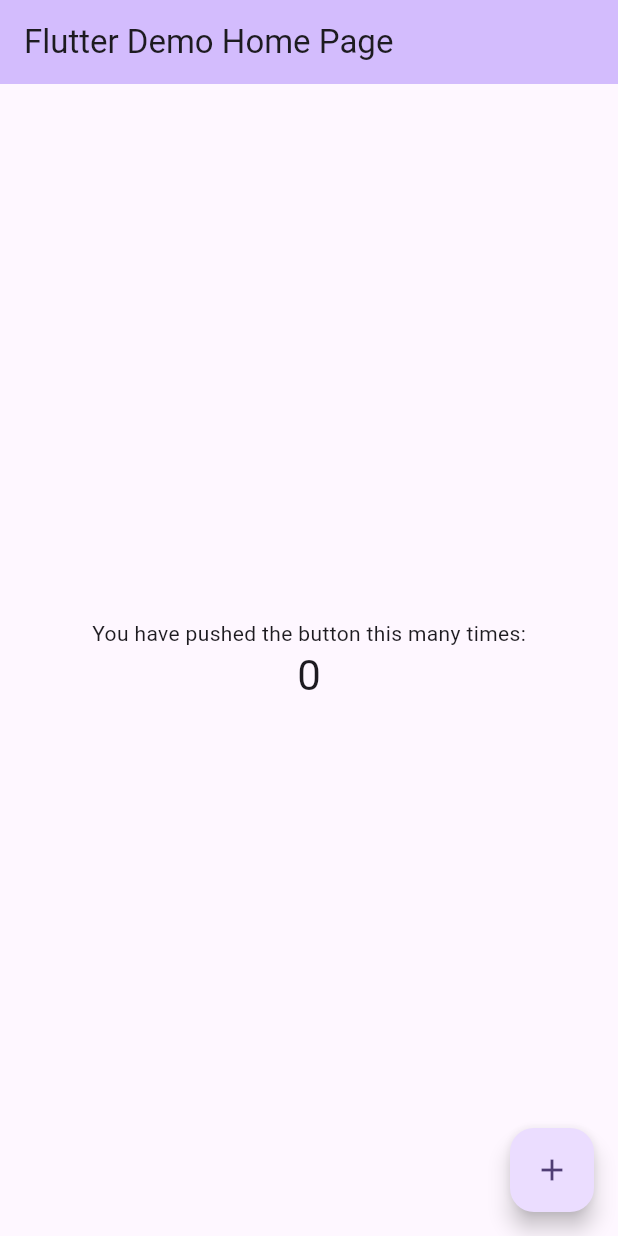
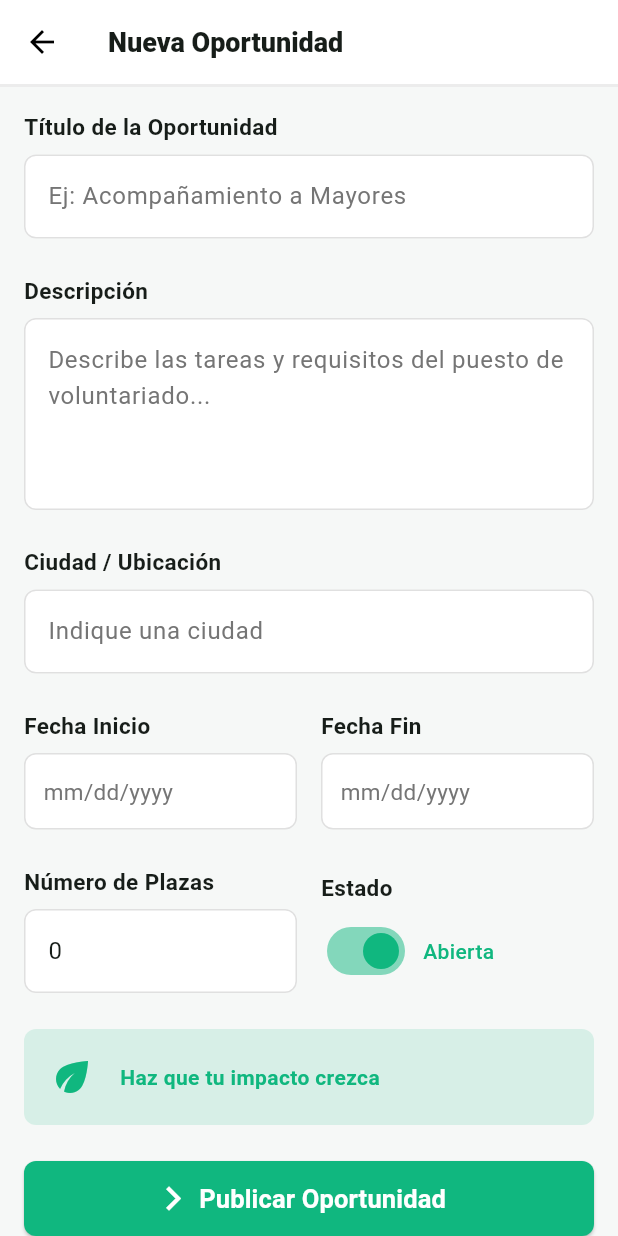
Before and after one commit to adricaba06/Help_hub_web, a Flutter app: the screen it shows after launch, on a phone screen of 412 x 824 dp. Run offline on Flutter 3.47's test engine with Material 3 defaults, Android fonts, the phone set to English and light mode, and no system bars; our stand-ins replace bloc.

Commit message:
chore: parte hecha de forma estática, falta unirlo con el back

```diff
--- /dev/null
+++ b/help_hup_mobile/lib/features/opportunity/create_opportunity_form_page/bloc/create_opportunity_form_page_bloc.dart
@@ -0,0 +1,13 @@
+import 'package:bloc/bloc.dart';
+import 'package:meta/meta.dart';
+
+part 'create_opportunity_form_page_event.dart';
+part 'create_opportunity_form_page_state.dart';
+
+class CreateOpportunityFormPageBloc extends Bloc<CreateOpportunityFormPageEvent, CreateOpportunityFormPageState> {
+  CreateOpportunityFormPageBloc() : super(CreateOpportunityFormPageInitial()) {
+    on<CreateOpportunityFormPageEvent>((event, emit) {
+      // TODO: implement event handler
+    });
+  }
+}
--- /dev/null
+++ b/help_hup_mobile/lib/features/opportunity/create_opportunity_form_page/bloc/create_opportunity_form_page_event.dart
@@ -0,0 +1,4 @@
+part of 'create_opportunity_form_page_bloc.dart';
+
+@immutable
+sealed class CreateOpportunityFormPageEvent {}
--- /dev/null
+++ b/help_hup_mobile/lib/features/opportunity/create_opportunity_form_page/bloc/create_opportunity_form_page_state.dart
@@ -0,0 +1,6 @@
+part of 'create_opportunity_form_page_bloc.dart';
+
+@immutable
+sealed class CreateOpportunityFormPageState {}
+
+final class CreateOpportunityFormPageInitial extends CreateOpportunityFormPageState {}
--- /dev/null
+++ b/help_hup_mobile/lib/features/opportunity/create_opportunity_form_page/ui/create_opportunity_form_page_view.dart
@@ -0,0 +1,408 @@
+import 'package:flutter/material.dart';
+
+class CreateOpportunityFormPageView extends StatefulWidget {
+  const CreateOpportunityFormPageView({super.key});
+
+  @override
+  State<CreateOpportunityFormPageView> createState() => _CreateOpportunityFormPageViewState();
+}
+
+class _CreateOpportunityFormPageViewState extends State<CreateOpportunityFormPageView> {
+    final _formKey = GlobalKey<FormState>();
+
+  DateTime? _startDate;
+  DateTime? _endDate;
+  bool _isOpen = true;
+  int _numberOfSeats = 0;
+
+  final TextEditingController _titleController = TextEditingController();
+  final TextEditingController _descriptionController = TextEditingController();
+  final TextEditingController _cityController = TextEditingController();
+
+
+  @override
+  void dispose() {
+    _titleController.dispose();
+    _descriptionController.dispose();
+    super.dispose();
+  }
+
+  Future<void> _selectDate(BuildContext context, bool isStartDate) async {
+    final DateTime? picked = await showDatePicker(
+      context: context,
+      initialDate: DateTime.now(),
+      firstDate: DateTime(2020),
+      lastDate: DateTime(2100),
+    );
+
+    if (picked != null) {
+      setState(() {
+        if (isStartDate) {
+          _startDate = picked;
+        } else {
+          _endDate = picked;
+        }
+      });
+    }
+  }
+
+  @override
+  Widget build(BuildContext context) {
+    return Scaffold(
+      appBar: AppBar(
+        leading: IconButton(
+          icon: Icon(Icons.arrow_back, color: Colors.black),
+          onPressed: () => Navigator.pop(context),
+        ),
+        title: Text('Nueva Oportunidad', style: TextStyle(fontSize: 18, fontWeight: FontWeight.w800)),
+        backgroundColor: Colors.white,
+
+      ),
+      body: SingleChildScrollView(
+        child: Container(
+
+          decoration: BoxDecoration(color: const Color(0xFFF6F8F7), border: Border(top: BorderSide(color: const Color(0xFFECECEC),width: 2))),
+          child: Padding(
+            padding: EdgeInsets.all(16.0),
+            child: Form(
+              key: _formKey,
+              child: Column(
+                crossAxisAlignment: CrossAxisAlignment.start,
+
+                children: [
+                  // Título de la Oportunidad
+                  Text(
+                    'Título de la Oportunidad',
+                    style: TextStyle(
+                      fontSize: 15,
+                      fontWeight: FontWeight.w700,
+
+                    ),
+                  ),
+                  SizedBox(height: 8),
+                  TextFormField(
+                    controller: _titleController,
+                    decoration: InputDecoration(
+                      hintText: 'Ej: Acompañamiento a Mayores',
+                      hintStyle: TextStyle(color: const Color(0xFF757575)),
+                      enabledBorder:OutlineInputBorder(
+                        borderRadius: BorderRadius.circular(8),
+                        borderSide: BorderSide(color: Colors.grey[300]!),
+
+                      ),
+                      border:OutlineInputBorder(
+                        borderRadius: BorderRadius.circular(8),
+                        borderSide: BorderSide(color: Colors.grey[300]!),
+
+                      ),
+
+                      filled: true,
+                      fillColor: const Color.fromARGB(255, 255, 255, 255),
+                    ),
+                    validator: (value) {
+                      if (value == null || value.isEmpty) {
+                        return 'Por favor ingresa un título';
+                      }
+                      return null;
+                    },
+                  ),
+                  SizedBox(height: 24),
+
+                  // Descripción
+                  Text(
+                    'Descripción',
+                    style: TextStyle(
+
+                      fontSize: 15,
+                      fontWeight: FontWeight.w700,
+                    ),
+                  ),
+                  SizedBox(height: 8),
+                  TextFormField(
+                    controller: _descriptionController,
+                    maxLines: 4,
+                    decoration: InputDecoration(
+                      hintText: 'Describe las tareas y requisitos del puesto de voluntariado...',
+                      hintStyle: TextStyle(color: Colors.grey[600]),
+                      enabledBorder:OutlineInputBorder(
+                        borderRadius: BorderRadius.circular(8),
+                        borderSide: BorderSide(color: Colors.grey[300]!),
+
+                      ),
+                      border:OutlineInputBorder(
+                        borderRadius: BorderRadius.circular(8),
+                        borderSide: BorderSide(color: const Color(0xFFE0E0E0)!),
+
+                      ),
+                      filled: true,
+                      fillColor: const Color.fromARGB(255, 255, 255, 255),
+                    ),
+                    validator: (value) {
+                      if (value == null || value.isEmpty) {
+                        return 'Por favor ingresa una descripción';
+                      }
+                      return null;
+                    },
+                  ),
+                  SizedBox(height: 24),
+
+                  // Ciudad / Ubicación
+                  Text(
+                    'Ciudad / Ubicación',
+                    style: TextStyle(
+                      fontSize: 15,
+                      fontWeight: FontWeight.w700,
+                    ),
+                  ),
+                  SizedBox(height: 8),
+                  TextFormField(
+                    controller: _cityController,
+                    decoration: InputDecoration(
+                      hintText: 'Indique una ciudad',
+                      hintStyle: TextStyle(color: const Color(0xFF757575)),
+                      enabledBorder:OutlineInputBorder(
+                        borderRadius: BorderRadius.circular(8),
+                        borderSide: BorderSide(color: Colors.grey[300]!),
+
+                      ),
+                      border:OutlineInputBorder(
+                        borderRadius: BorderRadius.circular(8),
+                        borderSide: BorderSide(color: Colors.grey[300]!),
+
+                      ),
+
+                      filled: true,
+                      fillColor: const Color.fromARGB(255, 255, 255, 255),
+                    ),
+                    validator: (value) {
+                      if (value == null || value.isEmpty) {
+                        return 'Por favor ingresa una ciudad';
+                      }
+                      return null;
+                    },
+                  ),
+
+                  SizedBox(height: 24),
+
+                  // Fechas
+                  Row(
+                    children: [
+                      Expanded(
+                        child: Column(
+                          crossAxisAlignment: CrossAxisAlignment.start,
+                          children: [
+                            Text(
+                              'Fecha Inicio',
+                              style: TextStyle(
+                                fontSize: 15,
+                      fontWeight: FontWeight.w700,
+                              ),
+                            ),
+                            SizedBox(height: 8),
+                            GestureDetector(
+                              onTap: () => _selectDate(context, true),
+                              child: Container(
+                                width: double.infinity,
+                                padding: EdgeInsets.symmetric(horizontal: 12, vertical: 14),
+                                decoration: BoxDecoration(
+                                  border: Border.all(color: Colors.grey[300]!),
+                                  borderRadius: BorderRadius.circular(8),
+                                  color: const Color.fromARGB(255, 255, 255, 255),
+                                ),
+                                child: Text(
+                                  _startDate == null
+                                      ? 'mm/dd/yyyy'
+                                      : '${_startDate!.month}/${_startDate!.day}/${_startDate!.year}',
+                                  style: TextStyle(
+                                    fontSize: 15,
+                                    color: _startDate == null ? Colors.grey[600] : Colors.black,
+                                  ),
+                                ),
+                              ),
+                            ),
+                          ],
+                        ),
+                      ),
+                      SizedBox(width: 16),
+                      Expanded(
+                        child: Column(
+                          crossAxisAlignment: CrossAxisAlignment.start,
+                          children: [
+                            Text(
+                              'Fecha Fin',
+                              style: TextStyle(
+                                fontSize: 15,
+                      fontWeight: FontWeight.w700,
+                              ),
+                            ),
+                            SizedBox(height: 8),
+                            GestureDetector(
+                              onTap: () => _selectDate(context, false),
+                              child: Container(
+                                width: double.infinity,
+                                padding: EdgeInsets.symmetric(horizontal: 12, vertical: 14),
+                                decoration: BoxDecoration(
+                                  border: Border.all(color: Colors.grey[300]!),
+                                  borderRadius: BorderRadius.circular(8),
+                                  color: const Color.fromARGB(255, 255, 255, 255),
+                                ),
+                                child: Text(
+
+                                  _endDate == null
+                                      ? 'mm/dd/yyyy'
+                                      : '${_endDate!.month}/${_endDate!.day}/${_endDate!.year}',
+                                  style: TextStyle(
+                                    fontSize: 15,
+                                    color: _endDate == null ? Colors.grey[600] : Colors.black,
+                                  ),
+                                ),
+                              ),
+                            ),
+                          ],
+                        ),
+                      ),
+                    ],
+                  ),
+                  SizedBox(height: 24),
+
+                  // Número de Plazas y Estado
+                  Row(
+                    children: [
+                      Expanded(
+                        child: Column(
+                          crossAxisAlignment: CrossAxisAlignment.start,
+                          children: [
+                            Text(
+                              'Número de Plazas',
+                              style: TextStyle(
+                                fontSize: 15,
+                      fontWeight: FontWeight.w700,
+                              ),
+                            ),
+                            SizedBox(height: 8),
+                            TextFormField(
+                              initialValue: '0',
+                              keyboardType: TextInputType.number,
+                              decoration: InputDecoration(
+                                enabledBorder:OutlineInputBorder(
+                                  borderRadius: BorderRadius.circular(8),
+                                  borderSide: BorderSide(color: Colors.grey[300]!),
+                                  ),
+                                border:OutlineInputBorder(
+                                  borderRadius: BorderRadius.circular(8),
+                                  borderSide: BorderSide(color: Colors.grey[300]!),
+                                ),
+                                filled: true,
+                                fillColor: const Color.fromARGB(255, 255, 255, 255),
+                              ),
+                              onChanged: (value) {
+                                setState(() => _numberOfSeats = int.tryParse(value) ?? 0);
+                              },
+                            ),
+                          ],
+                        ),
+                      ),
+                      SizedBox(width: 16),
+                      Expanded(
+                        child: Column(
+                          crossAxisAlignment: CrossAxisAlignment.start,
+                          children: [
+                            Text(
+                              'Estado',
+                              style: TextStyle(
+                                fontSize: 15,
+                      fontWeight: FontWeight.w700,
+                              ),
+                            ),
+                            SizedBox(height: 8),
+                            Row(
+                              children: [
+                                Switch(
+                                  value: _isOpen,
+                                  onChanged: (value) {
+                                    setState(() => _isOpen = value);
+                                  },
+                                  activeThumbColor : Color(0xFF10B77F),
+
+                                ),
+                                SizedBox(width: 8),
+                                Text(
+                                  _isOpen ? 'Abierta' : 'Cerrada',
+                                  style: TextStyle(
+                                    color: _isOpen ? Color(0xFF10B77F) : Colors.grey,
+                                    fontWeight: FontWeight.w500,
+                                  ),
+                                ),
+                              ],
+                            ),
+                          ],
+                        ),
+                      ),
+                    ],
+                  ),
+                  SizedBox(height: 24),
+
+                  // Mensaje
+                  Container(
+                    padding: EdgeInsets.all(16),
+                    decoration: BoxDecoration(
+                      color: Color.fromARGB(34, 16, 183, 127),
+                      borderRadius: BorderRadius.circular(8),
+                    ),
+                    child: Row(
+                      children: [
+                        Icon(Icons.eco, color: Color(0xFF10B77F), size: 32),
+                        SizedBox(width: 16),
+                        Expanded(
+                          child: Column(
+                            crossAxisAlignment: CrossAxisAlignment.start,
+                            children: [
+                              Text(
+                                'Haz que tu impacto crezca',
+                                style: TextStyle(
+                                  fontSize: 14,
+                                  fontWeight: FontWeight.w600,
+                                  color: Color(0xFF10B77F),
+                                ),
+                              ),
+                            ],
+                          ),
+                        ),
+                      ],
+                    ),
+                  ),
+                  SizedBox(height: 24),
+
+                  // Botón Publicar
+                  SizedBox(
+                    width: double.infinity,
+                    height: 50,
+                    child: ElevatedButton.icon(
+                      onPressed: () {
+                        if (_formKey.currentState!.validate()) {
+                          // Aquí va la lógica para publicar
+                          ScaffoldMessenger.of(context).showSnackBar(
+                            SnackBar(content: Text('Oportunidad publicada')),
+                          );
+                        }
+                      },
+                      icon: Icon(Icons.arrow_forward_ios_outlined, fontWeight: FontWeight.w700,color: Colors.white),
+                      label: Text('Publicar Oportunidad', style: TextStyle(color: Colors.white, fontSize: 17, fontWeight: FontWeight.w700),),
+                      style: ElevatedButton.styleFrom(
+                        backgroundColor: Color(0xFF10B77F),
+                        shape: RoundedRectangleBorder(
+                          borderRadius: BorderRadius.circular(8),
+                        ),
+                      ),
+                    ),
+                  ),
+                  SizedBox(height: 16),
+                ],
+              ),
+            ),
+          ),
+        ),
+      ),
+    );
+  }
+  }
--- a/help_hup_mobile/lib/main.dart
+++ b/help_hup_mobile/lib/main.dart
@@ -1,4 +1,5 @@
 import 'package:flutter/material.dart';
+import 'package:help_hup_mobile/features/opportunity/create_opportunity_form_page/ui/create_opportunity_form_page_view.dart';
 
 void main() {
   runApp(const MyApp());
@@ -13,110 +14,9 @@ class MyApp extends StatelessWidget {
     return MaterialApp(
       title: 'Flutter Demo',
       theme: ThemeData(
-        // This is the theme of your application.
-        //
-        // TRY THIS: Try running your application with "flutter run". You'll see
-        // the application has a purple toolbar. Then, without quitting the app,
-        // try changing the seedColor in the colorScheme below to Colors.green
-        // and then invoke "hot reload" (save your changes or press the "hot
-        // reload" button in a Flutter-supported IDE, or press "r" if you used
-        // the command line to start the app).
-        //
-        // Notice that the counter didn't reset back to zero; the application
-        // state is not lost during the reload. To reset the state, use hot
-        // restart instead.
-        //
-        // This works for code too, not just values: Most code changes can be
-        // tested with just a hot reload.
-        colorScheme: .fromSeed(seedColor: Colors.deepPurple),
+        colorScheme: .fromSeed(seedColor: const Color(0xFF10B77F)),
       ),
-      home: const MyHomePage(title: 'Flutter Demo Home Page'),
+      home: CreateOpportunityFormPageView(),
     );
   }
 }
-
-class MyHomePage extends StatefulWidget {
-  const MyHomePage({super.key, required this.title});
-
-  // This widget is the home page of your application. It is stateful, meaning
-  // that it has a State object (defined below) that contains fields that affect
-  // how it looks.
-
-  // This class is the configuration for the state. It holds the values (in this
-  // case the title) provided by the parent (in this case the App widget) and
-  // used by the build method of the State. Fields in a Widget subclass are
-  // always marked "final".
-
-  final String title;
-
-  @override
-  State<MyHomePage> createState() => _MyHomePageState();
-}
-
-class _MyHomePageState extends State<MyHomePage> {
-  int _counter = 0;
-
-  void _incrementCounter() {
-    setState(() {
-      // This call to setState tells the Flutter framework that something has
-      // changed in this State, which causes it to rerun the build method below
-      // so that the display can reflect the updated values. If we changed
-      // _counter without calling setState(), then the build method would not be
-      // called again, and so nothing would appear to happen.
-      _counter++;
-    });
-  }
-
-  @override
-  Widget build(BuildContext context) {
-    // This method is rerun every time setState is called, for instance as done
-    // by the _incrementCounter method above.
-    //
-    // The Flutter framework has been optimized to make rerunning build methods
-    // fast, so that you can just rebuild anything that needs updating rather
-    // than having to individually change instances of widgets.
-    return Scaffold(
-      appBar: AppBar(
-        // TRY THIS: Try changing the color here to a specific color (to
-        // Colors.amber, perhaps?) and trigger a hot reload to see the AppBar
-        // change color while the other colors stay the same.
-        backgroundColor: Theme.of(context).colorScheme.inversePrimary,
-        // Here we take the value from the MyHomePage object that was created by
-        // the App.build method, and use it to set our appbar title.
-        title: Text(widget.title),
-      ),
-      body: Center(
-        // Center is a layout widget. It takes a single child and positions it
-        // in the middle of the parent.
-        child: Column(
-          // Column is also a layout widget. It takes a list of children and
-          // arranges them vertically. By default, it sizes itself to fit its
-          // children horizontally, and tries to be as tall as its parent.
-          //
-          // Column has various properties to control how it sizes itself and
-          // how it positions its children. Here we use mainAxisAlignment to
-          // center the children vertically; the main axis here is the vertical
-          // axis because Columns are vertical (the cross axis would be
-          // horizontal).
-          //
-          // TRY THIS: Invoke "debug painting" (choose the "Toggle Debug Paint"
-          // action in the IDE, or press "p" in the console), to see the
-          // wireframe for each widget.
-          mainAxisAlignment: .center,
-          children: [
-            const Text('You have pushed the button this many times:'),
-            Text(
-              '$_counter',
-              style: Theme.of(context).textTheme.headlineMedium,
-            ),
-          ],
-        ),
-      ),
-      floatingActionButton: FloatingActionButton(
-        onPressed: _incrementCounter,
-        tooltip: 'Increment',
-        child: const Icon(Icons.add),
-      ),
-    );
-  }
-}
--- a/help_hup_mobile/pubspec.yaml
+++ b/help_hup_mobile/pubspec.yaml
@@ -34,6 +34,8 @@ dependencies:
   # The following adds the Cupertino Icons font to your application.
   # Use with the CupertinoIcons class for iOS style icons.
   cupertino_icons: ^1.0.8
+  flutter_bloc: ^9.1.1
+  http: ^1.6.0
 
 dev_dependencies:
   flutter_test:
@@ -45,8 +47,7 @@ dev_dependencies:
   # package. See that file for information about deactivating specific lint
   # rules and activating additional ones.
   flutter_lints: ^6.0.0
-  http: ^1.6.0
-  flutter_bloc: ^9.1.1
+
 
 # For information on the generic Dart part of this file, see the
 # following page: https://dart.dev/tools/pub/pubspec
```
Also changed, not shown: help_hup_mobile/lib/core/services/opportunity_service.dart (added), help_hup_mobile/pubspec.lock.
